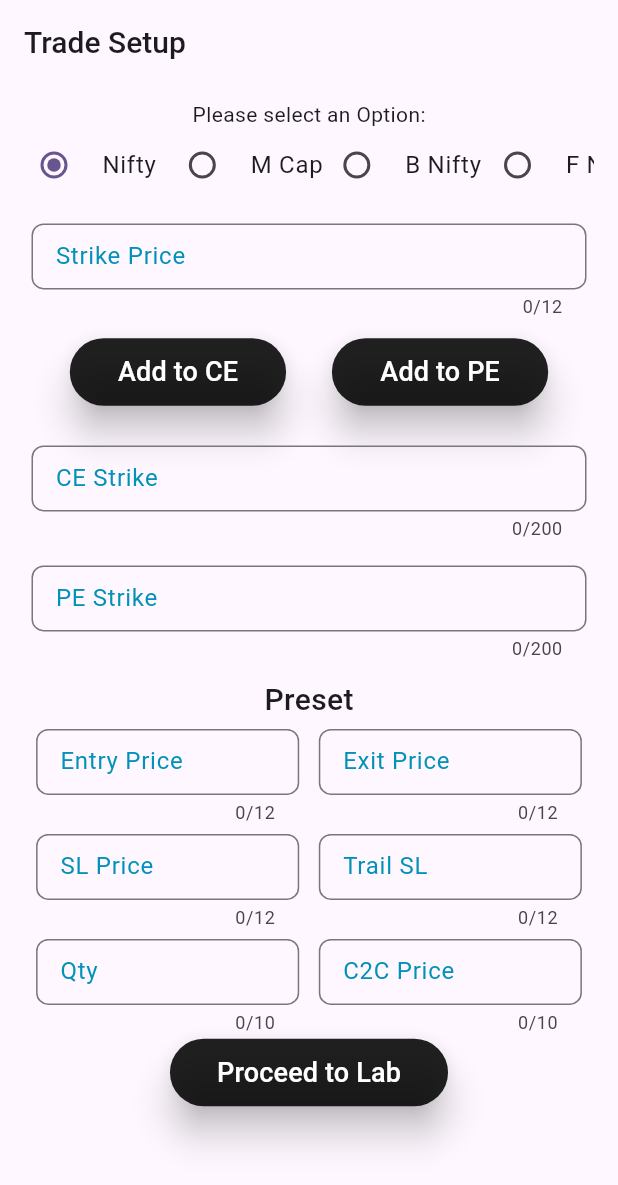
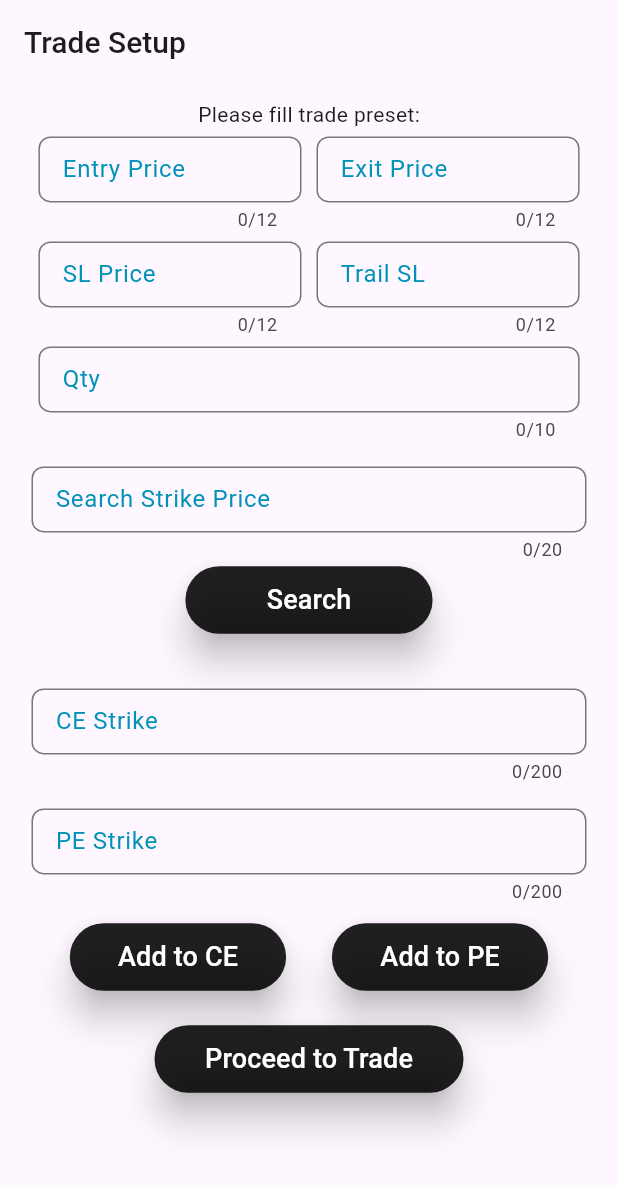
Before and after one commit to Aspire0071400/petukji_stock_utility, a Flutter app: the TradeSetup screen opened directly, on a phone screen of 412 x 824 dp. Shown: the top 1185 px of the screen. Run offline on Flutter 3.47's test engine with Material 3 defaults, Android fonts, the light colour scheme and no system bars; our stand-ins replace firebase_auth, firebase_core, fluttertoast; accounts and stored records are empty.

Commit message:
code update

```diff
--- a/lib/main.dart
+++ b/lib/main.dart
@@ -23,6 +23,6 @@ class MyApp extends StatelessWidget {
           colorScheme: ColorScheme.fromSeed(seedColor: Colors.deepPurple),
           useMaterial3: true,
         ),
-        home: const LoginPage());
+        home: const TradeSetup());
   }
 }
--- a/lib/screens/auth/disclaimer_page.dart
+++ b/lib/screens/auth/disclaimer_page.dart
@@ -1,4 +1,5 @@
 import 'package:flutter/material.dart';
+import 'package:petukji_stock_utility/screens/trade_setup.dart';
 
 class DisclaimerPage extends StatefulWidget {
   const DisclaimerPage({super.key});
@@ -56,7 +57,7 @@ class _DisclaimerPageState extends State<DisclaimerPage> {
                   value: isChecked,
                   onChanged: (bool? value) {
                     setState(() {
-                      isChecked = value ?? false;  // Update checkbox state
+                      isChecked = value ?? false; // Update checkbox state
                     });
                   },
                 ),
@@ -78,10 +79,17 @@ class _DisclaimerPageState extends State<DisclaimerPage> {
                           content: Text("Login successful!"),
                         ),
                       );
+                      Navigator.pushReplacement(
+                        context,
+                        MaterialPageRoute(
+                          builder: (context) => const TradeSetup(),
+                        ),
+                      );
                     }
-                  : null,  // Disable button when checkbox is unchecked
+                  : null, // Disable button when checkbox is unchecked
               style: ElevatedButton.styleFrom(
-                padding: const EdgeInsets.symmetric(vertical: 16.0, horizontal: 40.0),
+                padding: const EdgeInsets.symmetric(
+                    vertical: 16.0, horizontal: 40.0),
                 backgroundColor: Colors.black,
                 shape: RoundedRectangleBorder(
                   borderRadius: BorderRadius.circular(8.0),
--- a/lib/screens/trade_setup.dart
+++ b/lib/screens/trade_setup.dart
@@ -12,19 +12,81 @@ class TradeSetup extends StatefulWidget {
 }
 
 class TradeSetupState extends State<TradeSetup> {
-  String _selectedStock = 'Nifty';
-  CustomTextField strikePrice = CustomTextField();
-  CustomTextField ceStrike = CustomTextField();
-  CustomTextField peStrike = CustomTextField();
-  CustomTextField entryPrice = CustomTextField();
-  CustomTextField exitPrice = CustomTextField();
-  CustomTextField slPrice = CustomTextField();
-  CustomTextField trailPrice = CustomTextField();
-  CustomTextField qty = CustomTextField();
-  CustomTextField c2cPrice = CustomTextField();
+  CustomTextField entryPrice = CustomTextField(
+    hinttext: 'Enter Entry Price',
+    labletext: 'Entry Price',
+    defaultValue: '',
+    heightofBox: 60,
+    maxlengthChar: 12,
+    readOnly: false,
+    multiLine: 1,
+  );
+  CustomTextField exitPrice = CustomTextField(
+    hinttext: 'Enter Exit Price',
+    labletext: 'Exit Price',
+    defaultValue: '',
+    heightofBox: 60,
+    maxlengthChar: 12,
+    readOnly: false,
+    multiLine: 1,
+  );
+  CustomTextField slPrice = CustomTextField(
+    hinttext: 'Enter SL Price',
+    labletext: 'SL Price',
+    defaultValue: '',
+    heightofBox: 60,
+    maxlengthChar: 12,
+    readOnly: false,
+    multiLine: 1,
+  );
+  CustomTextField trailPrice = CustomTextField(
+    hinttext: 'Enter Trail SL',
+    labletext: 'Trail SL',
+    defaultValue: '',
+    multiLine: 1,
+    readOnly: false,
+    maxlengthChar: 12,
+    heightofBox: 60,
+  );
+  CustomTextField qty = CustomTextField(
+    hinttext: 'Enter Quantity',
+    labletext: 'Qty',
+    defaultValue: '',
+    multiLine: 1,
+    suffixText: "1 Qty = 1 Lot",
+    readOnly: false,
+    maxlengthChar: 10,
+    heightofBox: 60,
+  );
+  CustomTextField ceStrike = CustomTextField(
+    hinttext: 'CE Strike',
+    labletext: 'CE Strike',
+    defaultValue: '',
+    heightofBox: 60,
+    readOnly: false,
+    multiLine: 1,
+  );
+  CustomTextField peStrike = CustomTextField(
+    hinttext: 'PE Strike',
+    labletext: 'PE Strike',
+    defaultValue: '',
+    heightofBox: 60,
+    readOnly: false,
+    multiLine: 1,
+  );
+  CustomTextField strikePrice = CustomTextField(
+    hinttext: 'Search Strike Price',
+    labletext: 'Search Strike Price',
+    defaultValue: '',
+    heightofBox: 60,
+    readOnly: false,
+    multiLine: 1,
+    maxlengthChar: 20,
+  );
 
   @override
   Widget build(BuildContext context) {
+    final width = MediaQuery.of(context).size.width;
     return Scaffold(
       appBar: AppBar(
         title: const Text('Trade Setup',
@@ -36,73 +98,58 @@ class TradeSetupState extends State<TradeSetup> {
           child: Column(
             crossAxisAlignment: CrossAxisAlignment.center,
             children: [
-              const Text('Please select an Option:'),
+              const Text('Please fill trade preset:'),
               SingleChildScrollView(
                   scrollDirection: Axis.horizontal,
-                child: Row(
+                  child: Column(
                     children: [
-                    CustomRadioListTile(
-                      width: 0.24,
-                      value: "Nifty",
-                      groupValue: _selectedStock,
-                      onChanged: (value) {
-                        setState(() {
-                          _selectedStock = value!;
-                        });
-                      },
-                      title: 'Nifty',
-                    ),
-                    CustomRadioListTile(
-                      width: 0.25,
-                      value: "M Cap",
-                      groupValue: _selectedStock,
-                      onChanged: (value) {
-                        setState(() {
-                          _selectedStock = value!;
-                        });
-                      },
-                      title: 'M Cap',
-                    ),
-                    CustomRadioListTile(
-                      width: 0.26,
-                      value: 'B Nifty',
-                      groupValue: _selectedStock,
-                      onChanged: (value) {
-                        setState(() {
-                          _selectedStock = value!;
-                        });
-                      },
-                      title: 'B Nifty',
-                    ),
-                    CustomRadioListTile(
-                      width: 0.25,
-                      value: 'F Nifty',
-                      groupValue: _selectedStock,
-                      onChanged: (value) {
-                        setState(() {
-                          _selectedStock = value!;
-                        });
-                      },
-                      title: 'F Nifty',
+                      Row(
+                        mainAxisAlignment: MainAxisAlignment.spaceEvenly,
+                        children: [
+                          SizedBox(width: width * 0.45, child: entryPrice),
+                          SizedBox(
+                            width: width * 0.45,
+                            child: exitPrice,
                           ),
                         ],
                       ),
+                      Row(
+                        mainAxisAlignment: MainAxisAlignment.spaceEvenly,
+                        children: [
+                          SizedBox(width: width * 0.45, child: slPrice),
+                          SizedBox(
+                            width: width * 0.45,
+                            child: trailPrice,
                           ),
+                        ],
+                      ),
+                      Row(
+                        mainAxisAlignment: MainAxisAlignment.spaceEvenly,
+                        children: [
+                          SizedBox(
+                            width: width * 0.9,
+                            child: qty,
+                          ),
+                        ],
+                      ),
+                    ],
+                  )),
 
               const SizedBox(height: 10),
               //TextField
-              strikePrice = CustomTextField(
-                hinttext: 'Enter Strike Price',
-                labletext: 'Strike Price',
-                defaultValue: '',
-                heightofBox: 60,
-                readOnly: false,
-                multiLine: 1,
-                maxlengthChar: 12,
-              ),
+              strikePrice,
+              CustomButton(onPressed: () {}, text: 'Search', width: 0.4),
 
               const SizedBox(height: 10),
               //Buttons
+
+              const SizedBox(height: 20),
+              ceStrike,
+              const SizedBox(height: 10),
+
+              peStrike,
+              const SizedBox(height: 10),
+
               Row(
                 mainAxisAlignment: MainAxisAlignment.spaceEvenly,
                 children: [
@@ -114,119 +161,6 @@ class TradeSetupState extends State<TradeSetup> {
               ),
 
               const SizedBox(height: 20),
-              ceStrike = CustomTextField(
-                hinttext: 'CE Strike',
-                labletext: 'CE Strike',
-                defaultValue: '',
-                heightofBox: 60,
-                readOnly: false,
-                multiLine: 1,
-              ),
-              const SizedBox(height: 10),
-
-              peStrike = CustomTextField(
-                hinttext: 'PE Strike',
-                labletext: 'PE Strike',
-                defaultValue: '',
-                heightofBox: 60,
-                readOnly: false,
-                multiLine: 1,
-              ),
-              const SizedBox(height: 10),
-
-              const Text('Preset',
-                  style: TextStyle(fontSize: 20, fontWeight: FontWeight.w500)),
-
-              //Preset fields
-              Row(
-                mainAxisAlignment: MainAxisAlignment.spaceEvenly,
-                children: [
-                  SizedBox(
-                    width: MediaQuery.of(context).size.width * 0.45,
-                    child: entryPrice = CustomTextField(
-                      hinttext: 'Enter Entry Price',
-                      labletext: 'Entry Price',
-                      defaultValue: '',
-                      heightofBox: 60,
-                      maxlengthChar: 12,
-                      readOnly: false,
-                      multiLine: 1,
-                    ),
-                  ),
-                  SizedBox(
-                    width: MediaQuery.of(context).size.width * 0.45,
-                    child: exitPrice = CustomTextField(
-                      hinttext: 'Enter Exit Price',
-                      labletext: 'Exit Price',
-                      defaultValue: '',
-                      heightofBox: 60,
-                      maxlengthChar: 12,
-                      readOnly: false,
-                      multiLine: 1,
-                    ),
-                  ),
-                ],
-              ),
-
-              Row(
-                mainAxisAlignment: MainAxisAlignment.spaceEvenly,
-                children: [
-                  SizedBox(
-                    width: MediaQuery.of(context).size.width * 0.45,
-                    child: slPrice = CustomTextField(
-                      hinttext: 'Enter SL Price',
-                      labletext: 'SL Price',
-                      defaultValue: '',
-                      heightofBox: 60,
-                      maxlengthChar: 12,
-                      readOnly: false,
-                      multiLine: 1,
-                    ),
-                  ),
-                  SizedBox(
-                    width: MediaQuery.of(context).size.width * 0.45,
-                    child: trailPrice = CustomTextField(
-                      hinttext: 'Enter Trail SL',
-                      labletext: 'Trail SL',
-                      defaultValue: '',
-                      multiLine: 1,
-                      readOnly: false,
-                      maxlengthChar: 12,
-                      heightofBox: 60,
-                    ),
-                  ),
-                ],
-              ),
-
-              Row(
-                mainAxisAlignment: MainAxisAlignment.spaceEvenly,
-                children: [
-                  SizedBox(
-                    width: MediaQuery.of(context).size.width * 0.45,
-                    child: qty = CustomTextField(
-                      hinttext: 'Enter Quantity',
-                      labletext: 'Qty',
-                      defaultValue: '',
-                      multiLine: 1,
-                      readOnly: false,
-                      maxlengthChar: 10,
-                      heightofBox: 60,
-                    ),
-                  ),
-                  SizedBox(
-                    width: MediaQuery.of(context).size.width * 0.45,
-                    child: c2cPrice = CustomTextField(
-                      hinttext: 'Enter C2C Price',
-                      labletext: 'C2C Price',
-                      defaultValue: '',
-                      multiLine: 1,
-                      readOnly: false,
-                      maxlengthChar: 10,
-                      heightofBox: 60,
-                    ),
-                  ),
-                ],
-              ),
 
               CustomButton(
                 onPressed: () {
@@ -237,8 +171,8 @@ class TradeSetupState extends State<TradeSetup> {
                     ),
                   );
                 },
-                text: 'Proceed to Lab',
-                width: 0.45,
+                text: 'Proceed to Trade',
+                width: 0.5,
               ),
               const SizedBox(height: 50),
             ],
--- a/lib/widgets/custom_text_field.dart
+++ b/lib/widgets/custom_text_field.dart
@@ -9,6 +9,7 @@ class CustomTextField extends StatefulWidget {
     this.labletext = "",
     this.defaultValue = "",
     this.multiLine = 1,
+    this.suffixText = "",
     this.readOnly = false,
     this.isNumberOnly = false,
     this.maxlengthChar = 200,
@@ -26,6 +27,7 @@ class CustomTextField extends StatefulWidget {
   String hinttext = "";
   String labletext = "";
   String txt = "";
+  String suffixText = "";
   String defaultValue = "";
   String keyName;
   int multiLine = 1;
@@ -124,6 +126,7 @@ class _CustomTextField extends State<CustomTextField> {
                 ]
               : null,
           decoration: InputDecoration(
+            suffixText: widget.suffixText,
             border: OutlineInputBorder(
               borderSide: BorderSide(color: widget.customColor, width: 2),
               borderRadius: BorderRadius.circular(8.0),
```
Lines whose indentation alone changed are shown as unchanged.
